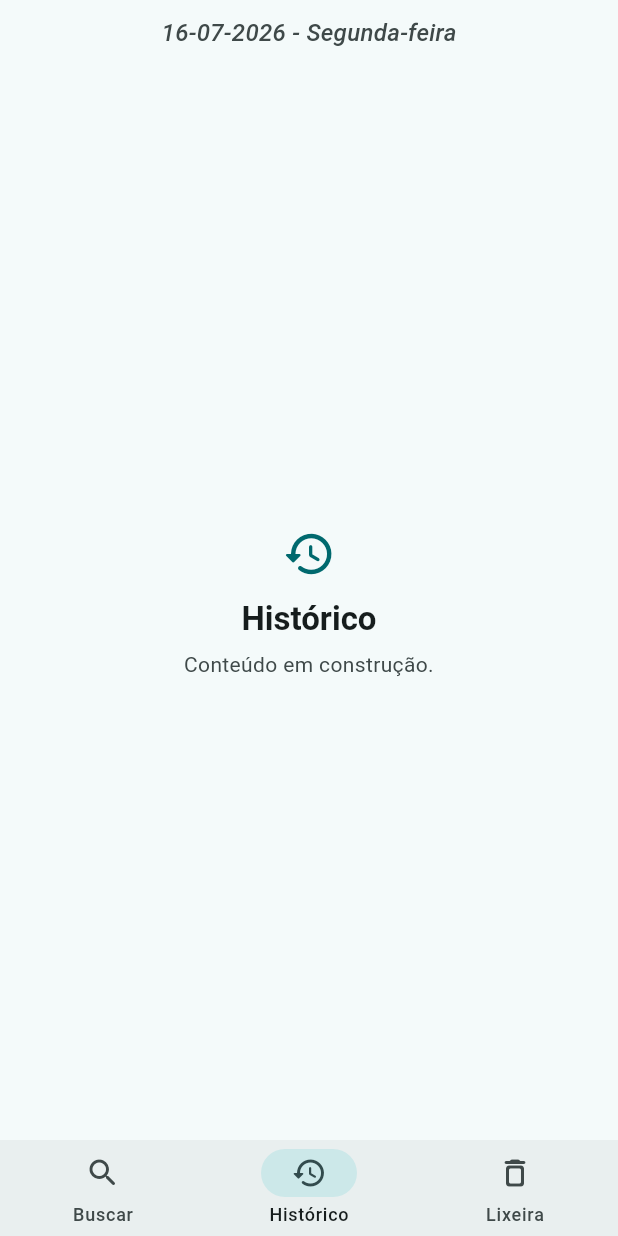
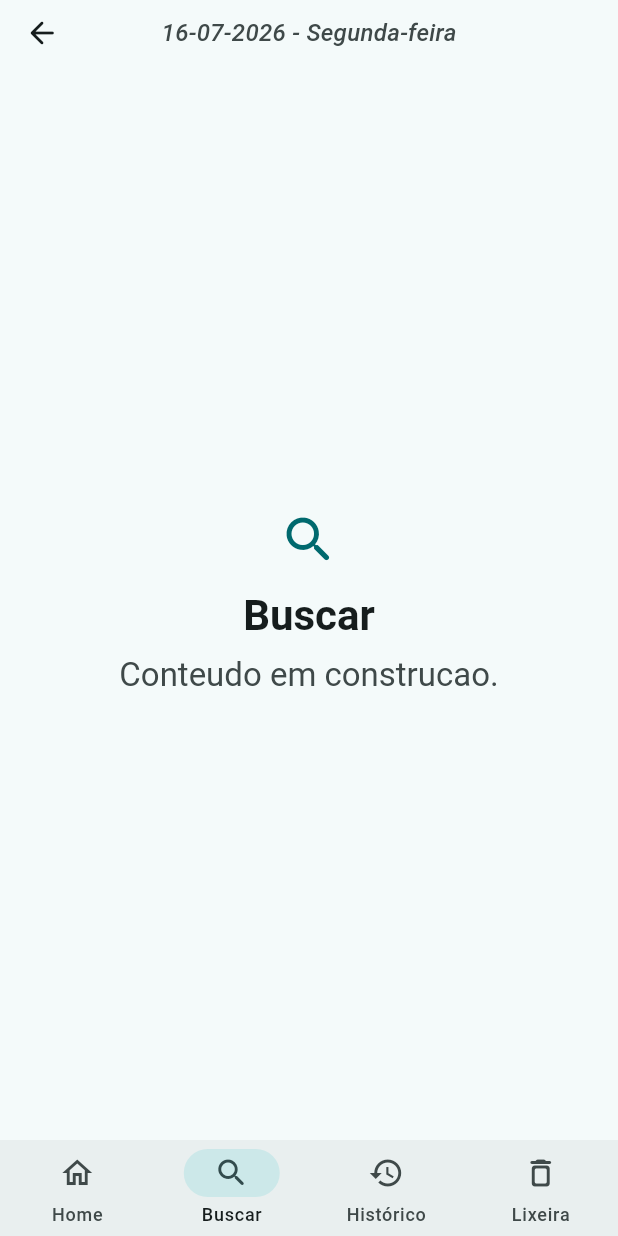
Before and after one commit to cleidson-machado/ride-driver-clean, a Flutter app: the screen it shows after launch, item 2 of the bottom bar chosen, on a phone screen of 412 x 824 dp. Run offline on Flutter 3.47's test engine with Material 3 defaults, Android fonts, the phone set to English and light mode, and no system bars; our stand-ins replace dio, floor, sqflite; accounts and stored records are empty.

Commit message:
feat(nav): adicionar abas de abas reais (Buscar/Histórico/Lixeira) e aba Home
- Cria views dedicadas por feature em estrutura presentation/:

  - features/search/presentation/search_view.dart (SearchView)

  - features/history/presentation/history_view.dart (HistoryView)

  - features/trash/presentation/trash_view.dart (TrashView)

- HomeContentTabView passa a usá-las, substituindo o _PlaceholderTab.

- Inclui nova aba/destino "Home" como primeiro index.

- Adiciona seta de "Voltar para Home" no AppBar nas abas não iniciais.

```diff
--- a/lib/features/home_add_ride/home_content_tab_view.dart
+++ b/lib/features/home_add_ride/home_content_tab_view.dart
@@ -1,6 +1,9 @@
 import 'package:flutter/material.dart';
 
 import '../financial_history/financial_history_view.dart';
+import '../history/presentation/history_view.dart';
+import '../search/presentation/search_view.dart';
+import '../trash/presentation/trash_view.dart';
 import 'home_add_ride_view.dart';
 
 /// Hub principal com abas compartilhando a mesma NavigationBar.
@@ -36,20 +39,20 @@ class _HomeContentTabViewState extends State<HomeContentTabView> {
 
 		final List<Widget> children = <Widget>[
 			HomeAddRideView(onAddRidePressed: _openFinancialHistory),
-			const _PlaceholderTab(
-				icon: Icons.history_rounded,
-				title: 'Histórico',
-				subtitle: 'Conteúdo em construção.',
-			),
-			const _PlaceholderTab(
-				icon: Icons.delete_outline_rounded,
-				title: 'Lixeira',
-				subtitle: 'Itens excluídos aparecerão aqui.',
-			),
+			const SearchView(),
+			const HistoryView(),
+			const TrashView(),
 		];
 
 		return Scaffold(
 			appBar: AppBar(
+				leading: _selectedIndex == 0
+						? null
+						: IconButton(
+								tooltip: 'Voltar para Home',
+								onPressed: () => _onDestinationSelected(0),
+								icon: const Icon(Icons.arrow_back_rounded),
+							),
 				centerTitle: true,
 				toolbarHeight: 44,
 				title: Text(
@@ -70,6 +73,12 @@ class _HomeContentTabViewState extends State<HomeContentTabView> {
 				selectedIndex: _selectedIndex,
 				onDestinationSelected: _onDestinationSelected,
 				destinations: const <NavigationDestination>[
+					NavigationDestination(
+						icon: Icon(Icons.home_outlined),
+						selectedIcon: Icon(Icons.home_rounded),
+						label: 'Home',
+						tooltip: 'Tela inicial',
+					),
 					NavigationDestination(
 						icon: Icon(Icons.search_rounded),
 						label: 'Buscar',
@@ -92,48 +101,3 @@ class _HomeContentTabViewState extends State<HomeContentTabView> {
 		);
 	}
 }
-
-class _PlaceholderTab extends StatelessWidget {
-	const _PlaceholderTab({
-		required this.icon,
-		required this.title,
-		required this.subtitle,
-	});
-
-	final IconData icon;
-	final String title;
-	final String subtitle;
-
-	@override
-	Widget build(BuildContext context) {
-		final TextTheme textTheme = Theme.of(context).textTheme;
-		final ColorScheme colorScheme = Theme.of(context).colorScheme;
-
-		return Center(
-			child: Padding(
-				padding: const EdgeInsets.all(24),
-				child: Column(
-					mainAxisSize: MainAxisSize.min,
-					children: <Widget>[
-						Icon(icon, size: 36, color: colorScheme.primary),
-						const SizedBox(height: 12),
-						Text(
-							title,
-							style: textTheme.titleLarge?.copyWith(
-								fontWeight: FontWeight.w700,
-							),
-						),
-						const SizedBox(height: 6),
-						Text(
-							subtitle,
-							textAlign: TextAlign.center,
-							style: textTheme.bodyMedium?.copyWith(
-								color: colorScheme.onSurfaceVariant,
-							),
-						),
-					],
-				),
-			),
-		);
-	}
-}
--- /dev/null
+++ b/lib/features/search/presentation/search_view.dart
@@ -0,0 +1,39 @@
+import 'package:flutter/material.dart';
+
+/// View da aba de busca.
+class SearchView extends StatelessWidget {
+  const SearchView({super.key});
+
+  @override
+  Widget build(BuildContext context) {
+    final TextTheme textTheme = Theme.of(context).textTheme;
+    final ColorScheme colorScheme = Theme.of(context).colorScheme;
+
+    return Center(
+      child: Padding(
+        padding: const EdgeInsets.all(24),
+        child: Column(
+          mainAxisSize: MainAxisSize.min,
+          children: <Widget>[
+            Icon(Icons.search_rounded, size: 40, color: colorScheme.primary),
+            const SizedBox(height: 12),
+            Text(
+              'Buscar',
+              style: textTheme.headlineMedium?.copyWith(
+                fontWeight: FontWeight.w700,
+              ),
+            ),
+            const SizedBox(height: 8),
+            Text(
+              'Conteudo em construcao.',
+              textAlign: TextAlign.center,
+              style: textTheme.titleLarge?.copyWith(
+                color: colorScheme.onSurfaceVariant,
+              ),
+            ),
+          ],
+        ),
+      ),
+    );
+  }
+}
```
Also changed, not shown: lib/features/history/presentation/history_view.dart (added, +39 -0 lines), lib/features/trash/presentation/trash_view.dart (added, +39 -0 lines).
